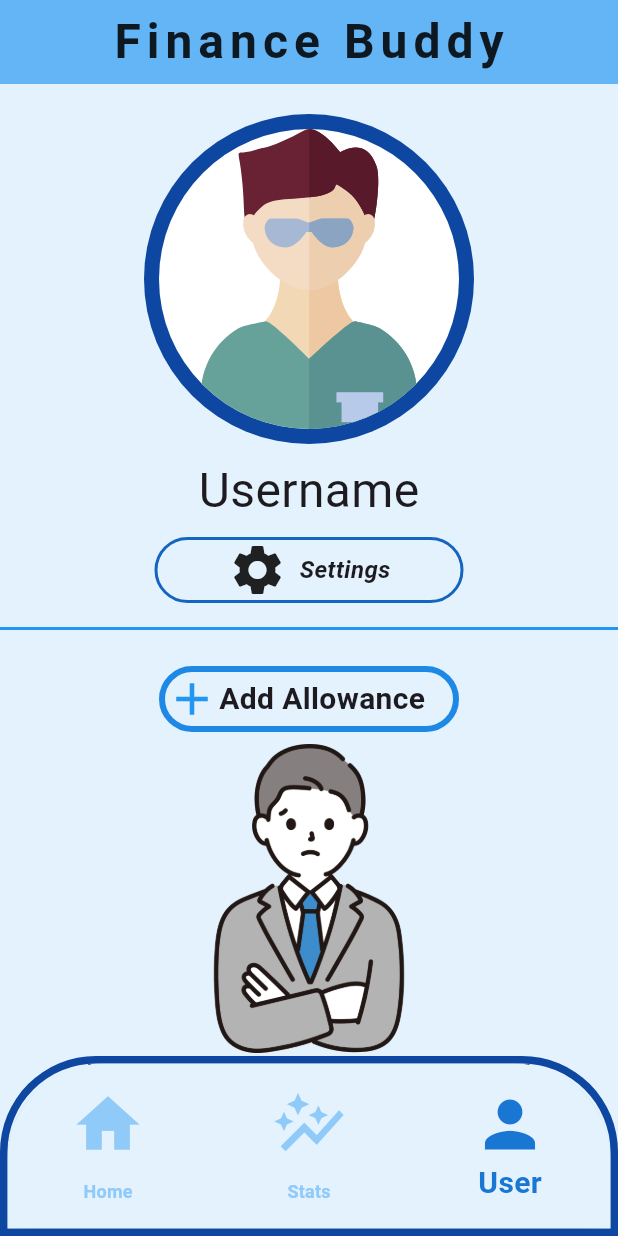
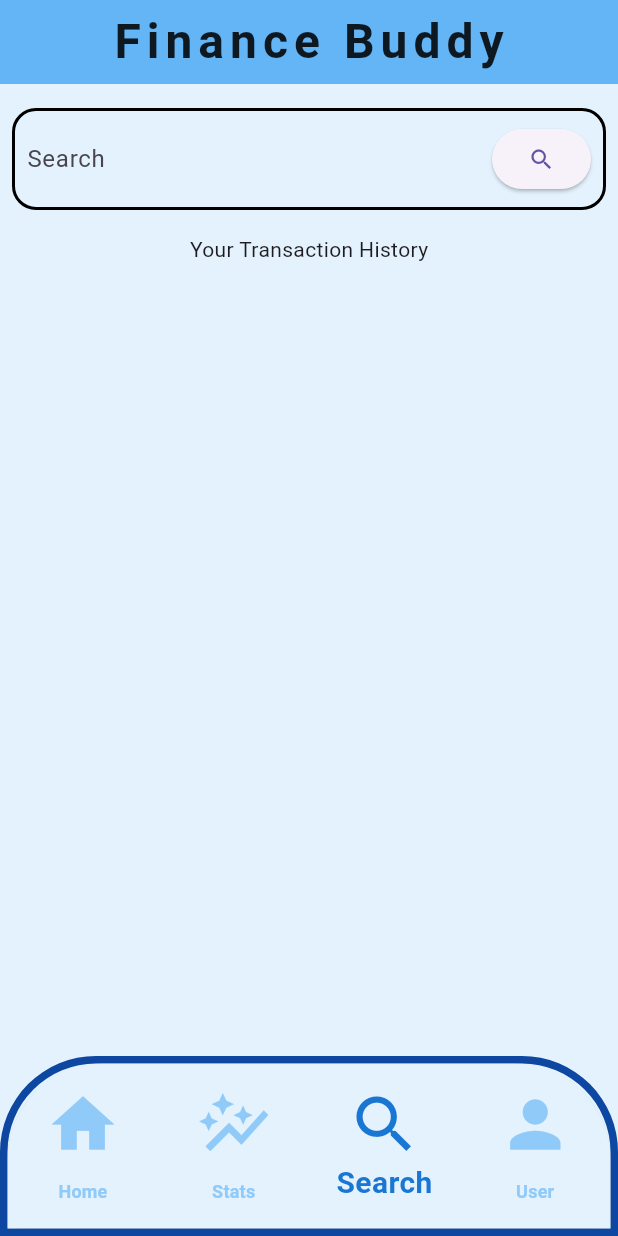
Before and after one commit to PandaHunterX/Allowance-Tracker, a Flutter app: the screen it shows after launch, item 3 of the bottom bar chosen, on a phone screen of 412 x 824 dp. Run offline on Flutter 3.47's test engine with Material 3 defaults, Android fonts, the light colour scheme and no system bars; our stand-ins replace fl_chart, flutter_svg, sqflite; accounts and stored records are empty.

Commit message:
Added Search Page

```diff
--- /dev/null
+++ b/lib/controllers/search_bar.dart
@@ -0,0 +1,48 @@
+import 'package:flutter/material.dart';
+
+class CustomSearchBar extends StatelessWidget {
+  final Function(String) onSearch;
+
+  const CustomSearchBar({super.key, required this.onSearch});
+
+  @override
+  Widget build(BuildContext context) {
+    final TextEditingController searchController = TextEditingController();
+
+    return Padding(
+      padding: const EdgeInsets.symmetric(horizontal: 8, vertical: 16),
+      child: Form(
+        child: Container(
+          decoration: BoxDecoration(
+            borderRadius: BorderRadius.all(Radius.circular(16)),
+            border: Border.all(width: 2),
+          ),
+          child: Padding(
+            padding: const EdgeInsets.all(8.0),
+            child: Row(
+              children: [
+                Expanded(
+                  child: TextFormField(
+                    controller: searchController,
+                    decoration: InputDecoration(
+                      hintText: 'Search',
+                      focusedBorder: InputBorder.none,
+                      border: InputBorder.none,
+                    ),
+                  ),
+                ),
+                SizedBox(width: 8),
+                ElevatedButton(
+                  onPressed: () {
+                    onSearch(searchController.text);
+                  },
+                  child: Icon(Icons.search),
+                ),
+              ],
+            ),
+          ),
+        ),
+      ),
+    );
+  }
+}
--- /dev/null
+++ b/lib/views/screens/search_screen.dart
@@ -0,0 +1,31 @@
+import 'package:flutter/material.dart';
+import '../../controllers/search_bar.dart';
+import '../widgets/recent_data.dart';
+
+class SearchScreen extends StatefulWidget {
+  const SearchScreen({super.key});
+
+  @override
+  State<SearchScreen> createState() => _SearchScreenState();
+}
+
+class _SearchScreenState extends State<SearchScreen> {
+  String _searchQuery = '';
+
+  void _updateSearchQuery(String query) {
+    setState(() {
+      _searchQuery = query;
+    });
+  }
+
+  @override
+  Widget build(BuildContext context) {
+    return Column(
+      children: [
+        CustomSearchBar(onSearch: _updateSearchQuery),
+        Text('Your Transaction History'),
+        Expanded(child: RecentDataList(searchQuery: _searchQuery)),
+      ],
+    );
+  }
+}
--- a/lib/views/users/main_screen.dart
+++ b/lib/views/users/main_screen.dart
@@ -4,6 +4,7 @@
 import 'package:productivity_app/views/users/user_screen.dart';
 
 import '../screens/graph_screen.dart';
+import '../screens/search_screen.dart';
 
 class MainScreen extends StatefulWidget {
   const MainScreen({super.key});
@@ -18,6 +19,7 @@
   final List<Widget> _pages = [
     const HomeScreen(),
     const GraphScreen(),
+    const SearchScreen(),
     const UserScreen()
   ];
 
@@ -68,6 +70,7 @@
             items: const [
               BottomNavigationBarItem(icon: Icon(Icons.home), label: 'Home'),
               BottomNavigationBarItem(icon: Icon(Icons.auto_graph), label: 'Stats'),
+              BottomNavigationBarItem(icon: Icon(Icons.search),label: 'Search'),
               BottomNavigationBarItem(icon: Icon(Icons.person), label: 'User'),
             ],
           ),
--- /dev/null
+++ b/lib/views/widgets/recent_data.dart
@@ -0,0 +1,88 @@
+import 'package:flutter/material.dart';
+import 'package:productivity_app/database/finance_db.dart';
+import 'package:productivity_app/models/allowance_item.dart';
+import 'package:productivity_app/models/expense_item.dart';
+import 'package:intl/intl.dart';
+
+class RecentDataList extends StatefulWidget {
+  final String searchQuery;
+
+  const RecentDataList({super.key, required this.searchQuery});
+
+  @override
+  State<RecentDataList> createState() => _RecentDataListState();
+}
+
+class _RecentDataListState extends State<RecentDataList> {
+  List<dynamic> recentData = [];
+  bool _isLoading = true;
+
+  @override
+  void initState() {
+    super.initState();
+    _fetchRecentData();
+  }
+
+  Future<void> _fetchRecentData() async {
+    final db = FinanceDB();
+    final fetchedAllowances = await db.fetchAllowance();
+    final fetchedExpenses = await db.fetchExpense();
+
+    setState(() {
+      recentData = [...fetchedAllowances, ...fetchedExpenses];
+      recentData.sort((a, b) => b.dateTime.compareTo(a.dateTime));
+      _isLoading = false;
+    });
+  }
+
+  @override
+  Widget build(BuildContext context) {
+    if (_isLoading) {
+      return const Center(child: CircularProgressIndicator());
+    }
+
+    final filteredData = recentData.where((item) {
+      if (item is AllowanceItem) {
+        return item.description.contains(widget.searchQuery);
+      } else if (item is ExpenseItem) {
+        return item.name.contains(widget.searchQuery);
+      }
+      return false;
+    }).toList();
+
+    return ListView.builder(
+      itemCount: filteredData.length,
+      itemBuilder: (ctx, index) {
+        final item = filteredData[index];
+        if (item is AllowanceItem) {
+          return ListTile(
+            textColor: Colors.green.shade900,
+            title: Row(
+              children: [
+                item.category.icon,
+                SizedBox(width: 4,),
+                Text('Allowance: ${item.description}'),
+              ],
+            ),
+            subtitle: Text('Amount: ++ Php ${item.amount}'),
+            trailing: Text(DateFormat.yMMMd().format(item.dateTime)),
+          );
+        } else if (item is ExpenseItem) {
+          return ListTile(
+            textColor: Colors.red.shade900,
+            title: Row(
+              children: [
+                item.category.icon,
+                SizedBox(width: 4,),
+                Text('Expense: ${item.name}'),
+              ],
+            ),
+            subtitle: Text('Amount: -- Php ${item.expense}'),
+            trailing: Text(DateFormat.yMMMd().format(item.dateTime)),
+          );
+        }
+        return const SizedBox.shrink();
+      },
+    );
+  }
+}
```
Also changed, not shown: lib/views/screens/graph_screen.dart (+5 -7 lines), lib/views/screens/settings.dart (+20 -30 lines), lib/views/widgets/bar_graph.dart (+3 -4 lines), lib/views/widgets/pie_graph.dart (+146 -15 lines).
